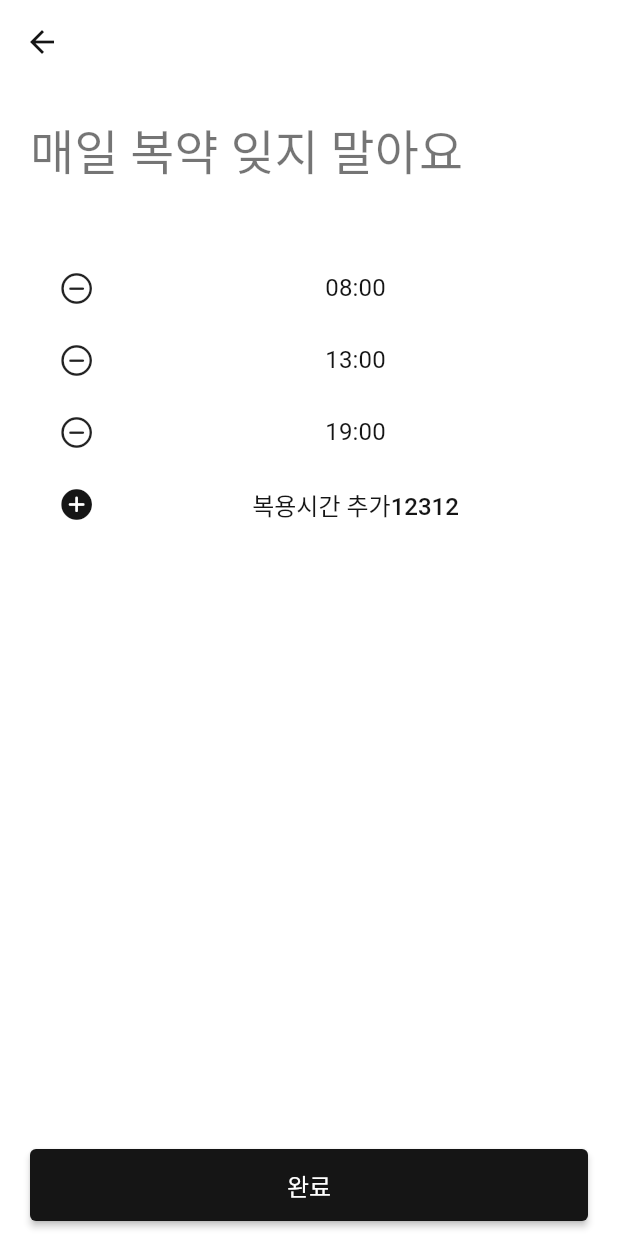
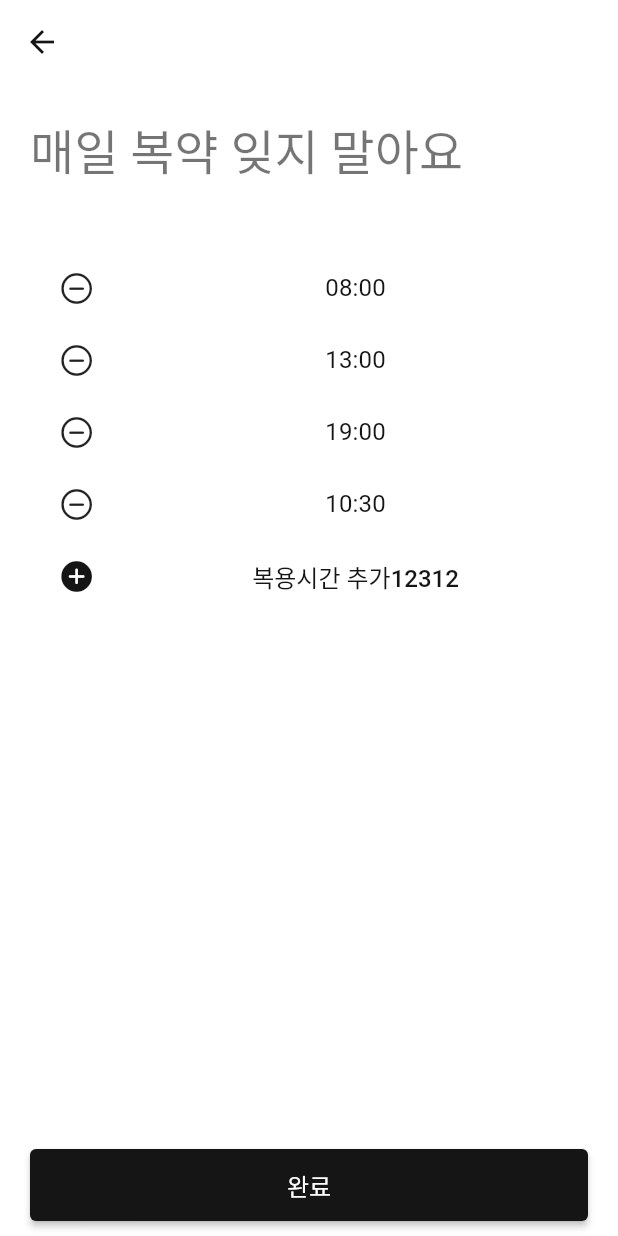
Before and after one commit to SHT-3756/fastcampus_practice, a Flutter app: the AddAlarmPage screen opened directly with empty values, after a tap on "복용시간 추가12312", on a phone screen of 412 x 824 dp. Run offline on Flutter 3.47's test engine with Material 2 defaults, Android fonts, the phone set to English and light mode, and no system bars; our stand-ins replace flutter_easyloading, flutter_local_notifications, flutter_native_timezone, fluttertoast, hive, hive_flutter and 3 more; missing offline and left inert: dart:ffi; accounts and stored records are empty; Roboto replaces fonts that are missing (GmarketSansTTF).

Commit message:
feat: add_alarm_page.dart_복용시간 추가(현재시간 기준)

```diff
--- a/flutter_application_heetae/lib/pages/add_medicine/add_alarm_page.dart
+++ b/flutter_application_heetae/lib/pages/add_medicine/add_alarm_page.dart
@@ -8,6 +8,7 @@ import 'package:flutter_application_heetae/components/custom_colors.dart';
 import 'package:flutter_application_heetae/components/custom_constant.dart';
 import 'package:flutter_application_heetae/components/custom_widget.dart';
 import 'package:flutter_application_heetae/pages/add_medicine/add_medicine_page.dart';
+import 'package:intl/intl.dart';
 
 import 'components/add_page_widget.dart';
 
@@ -27,7 +28,7 @@ class AddAlarmPage extends StatefulWidget {
 
 class _AddAlarmPageState extends State<AddAlarmPage> {
   // 중복 체크를 위해 Date 타입 보단 String 타입으로 설정
-  final alarms = <String>{
+  final _alarms = <String>{
     '08:00',
     '13:00',
     '19:00',
@@ -64,15 +65,23 @@ class _AddAlarmPageState extends State<AddAlarmPage> {
   List<Widget> get alarmWidgets {
     final children = <Widget>[];
 
-    children.addAll(alarms.map((alarmTime) => AlarmBox(
+    children.addAll(_alarms.map((alarmTime) => AlarmBox(
           time: alarmTime,
           onPressedMinus: () {
             setState(() {
-              alarms.remove(alarmTime);
+              _alarms.remove(alarmTime);
             });
           },
         )));
-    children.add(const AddAlarmButton());
+    children.add(AddAlarmButton(
+      onPressedPlus: () {
+        final now = DateTime.now();
+        final nowTime = DateFormat('HH:mm').format(now);
+        setState(() {
+          _alarms.add(nowTime);
+        });
+      },
+    ));
     return children;
   }
 }
@@ -165,9 +174,9 @@ class TimePickerBottomSheet extends StatelessWidget {
 }
 
 class AddAlarmButton extends StatelessWidget {
-  const AddAlarmButton({
-    Key? key,
-  }) : super(key: key);
+  AddAlarmButton({Key? key, required this.onPressedPlus}) : super(key: key);
+
+  VoidCallback onPressedPlus;
 
   @override
   Widget build(BuildContext context) {
@@ -176,7 +185,7 @@ class AddAlarmButton extends StatelessWidget {
       style: TextButton.styleFrom(
           padding: const EdgeInsets.symmetric(horizontal: 0, vertical: 6),
           textStyle: Theme.of(context).textTheme.subtitle1),
-      onPressed: () {},
+      onPressed: onPressedPlus,
       child: Row(
         children: const [
           Expanded(flex: 1, child: Icon(CupertinoIcons.plus_circle_fill)),
--- a/flutter_application_heetae/pubspec.yaml
+++ b/flutter_application_heetae/pubspec.yaml
@@ -38,6 +38,9 @@ dependencies:
 
   # get image
   image_picker: ^0.8.6
+
+  # dateTime format
+  intl: ^0.17.0
 
 dev_dependencies:
   flutter_test:
```
Also changed, not shown: flutter_application_heetae/pubspec.lock.
